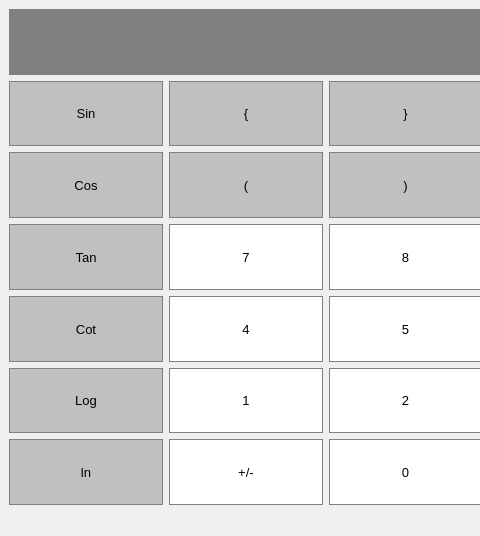
Qt form calculator.ui (michael-fleagle/Calculator) before a commit; both pictures show x 0 to 480 and y 0 to 536 of the 811 by 536 pixel window.
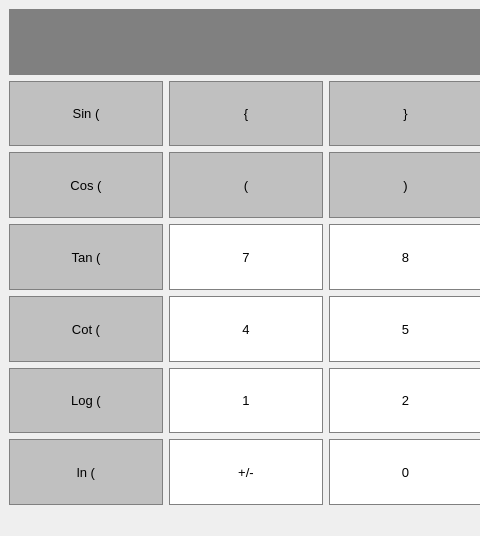
The same form after that commit.

Commit message:
Addition of Shunting Yard Algorithm
Warning, unstable. Currently crashes.

Patch:
```diff
--- a/calculator.ui
+++ b/calculator.ui
@@ -139,7 +139,7 @@
 }</string>
       </property>
       <property name="text">
-       <string>Cot</string>
+       <string>Cot (</string>
       </property>
      </widget>
     </item>
@@ -171,7 +171,7 @@
 }</string>
       </property>
       <property name="text">
-       <string>Tan</string>
+       <string>Tan (</string>
       </property>
      </widget>
     </item>
@@ -235,7 +235,7 @@
 }</string>
       </property>
       <property name="text">
-       <string>Log</string>
+       <string>Log (</string>
       </property>
      </widget>
     </item>
@@ -617,7 +617,7 @@
 }</string>
       </property>
       <property name="text">
-       <string>Sin</string>
+       <string>Sin (</string>
       </property>
      </widget>
     </item>
@@ -809,7 +809,7 @@
 }</string>
       </property>
       <property name="text">
-       <string>Cos</string>
+       <string>Cos (</string>
       </property>
      </widget>
     </item>
@@ -873,7 +873,7 @@
 }</string>
       </property>
       <property name="text">
-       <string>ln</string>
+       <string>ln (</string>
       </property>
      </widget>
     </item>
```
The commit also changes 2 other files.
